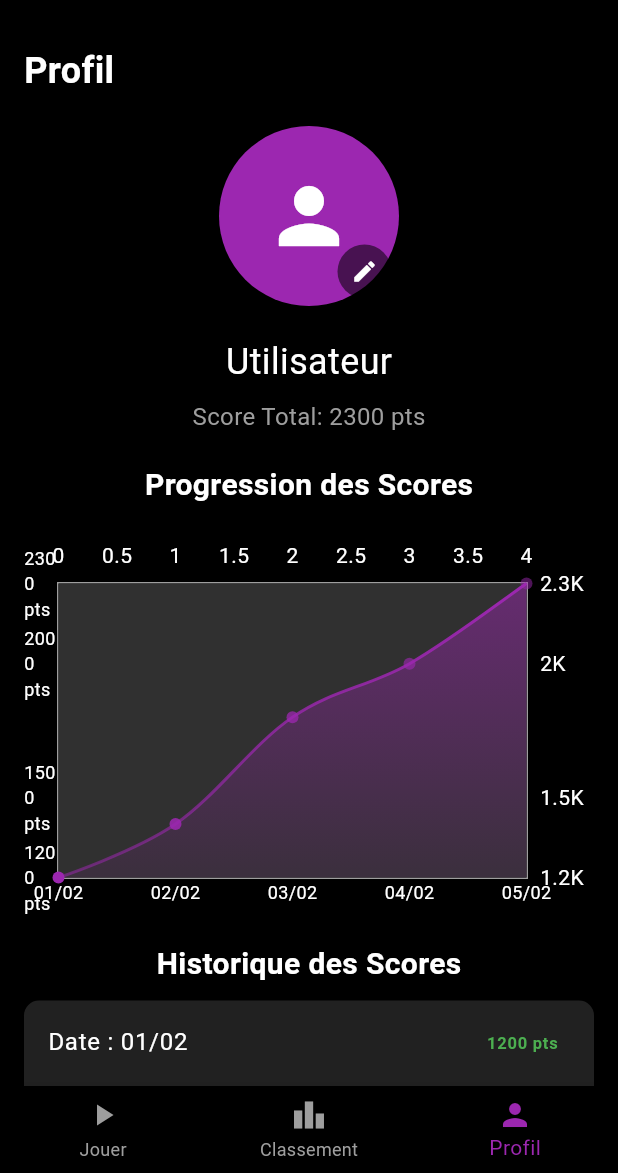
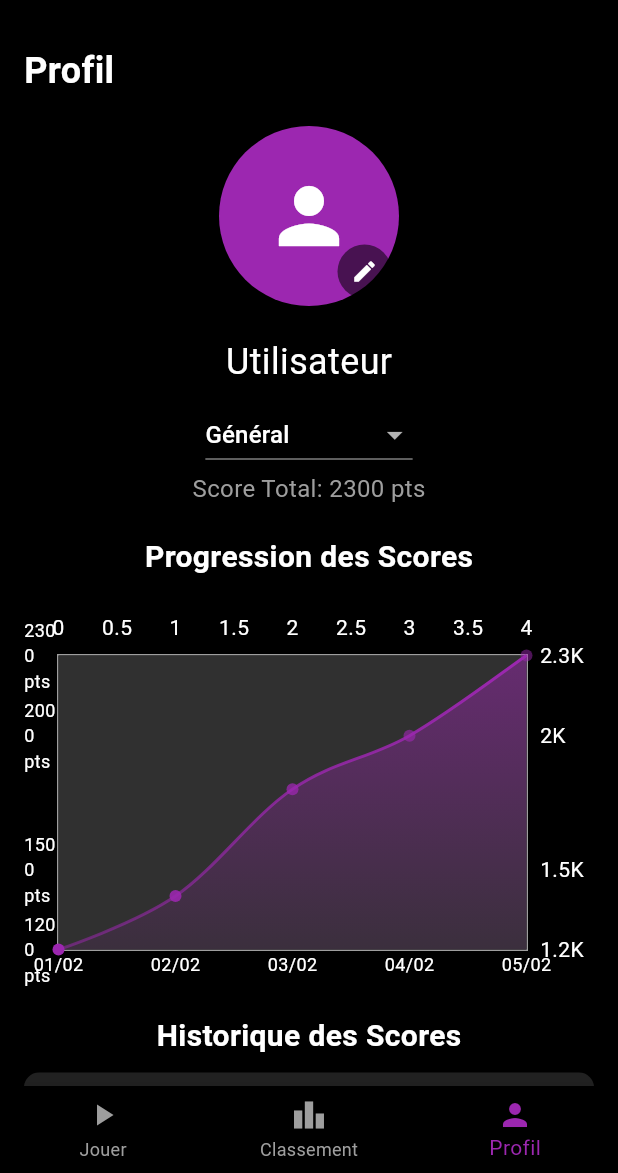
Before and after one commit to MachQuatre/Supa_Quiz, a Flutter app: the screen it shows after launch, item 3 of the bottom bar chosen, on a phone screen of 412 x 824 dp, the part 63-1236 px from its top. Run offline on Flutter 3.47's test engine with Material 3 defaults, Android fonts, the phone set to English and light mode, and no system bars; drawn by our look-alikes of fl_chart; our stand-ins replace file_picker.

Commit message:
[ADD Maj Score]

```diff
--- a/frontend/flutter/supa_quizz_app/lib/features/profile/screens/profile_screen.dart
+++ b/frontend/flutter/supa_quizz_app/lib/features/profile/screens/profile_screen.dart
@@ -12,14 +12,37 @@ class _ProfileScreenState extends State<ProfileScreen> {
   String userName = "Utilisateur";
   File? _profileImage;
 
-  // Simuler les scores précédents de l'utilisateur
-  final List<Map<String, dynamic>> previousScores = [
-    {"date": "01/02", "score": 1200},
-    {"date": "02/02", "score": 1400},
-    {"date": "03/02", "score": 1800},
-    {"date": "04/02", "score": 2000},
-    {"date": "05/02", "score": 2300},
-  ];
+  // Ajout de la sélection de thème
+  String selectedTheme = 'Général';
+  List<String> availableThemes = [
+    'Général',
+    'Mathématiques',
+    'Science',
+    'Histoire'
+  ]; // Exemple de thèmes
+
+  // Scores pour chaque thème
+  Map<String, List<Map<String, dynamic>>> scoresByTheme = {
+    'Général': [
+      {"date": "01/02", "score": 1200},
+      {"date": "02/02", "score": 1400},
+      {"date": "03/02", "score": 1800},
+      {"date": "04/02", "score": 2000},
+      {"date": "05/02", "score": 2300},
+    ],
+    'Mathématiques': [
+      {"date": "01/02", "score": 1000},
+      {"date": "02/02", "score": 1500},
+    ],
+    'Science': [
+      {"date": "01/02", "score": 1100},
+      {"date": "02/02", "score": 1150},
+    ],
+    'Histoire': [
+      {"date": "01/02", "score": 1050},
+      {"date": "02/02", "score": 1200},
+    ],
+  };
 
   void _editProfile() {
     TextEditingController nameController =
@@ -82,6 +105,7 @@ class _ProfileScreenState extends State<ProfileScreen> {
             ),
           ),
           const SizedBox(height: 20),
+          // Profile image and editing
           Stack(
             alignment: Alignment.center,
             children: [
@@ -98,7 +122,7 @@ class _ProfileScreenState extends State<ProfileScreen> {
                 bottom: 5,
                 right: 5,
                 child: GestureDetector(
-                  onTap: _editProfile,
+                  onTap: _pickImage,
                   child: CircleAvatar(
                     radius: 18,
                     backgroundColor: Colors.black54,
@@ -115,6 +139,21 @@ class _ProfileScreenState extends State<ProfileScreen> {
             style: const TextStyle(fontSize: 24, color: Colors.white),
           ),
           const SizedBox(height: 8),
+          DropdownButton<String>(
+            value: selectedTheme,
+            onChanged: (String? newValue) {
+              setState(() {
+                selectedTheme = newValue!;
+              });
+            },
+            items:
+                availableThemes.map<DropdownMenuItem<String>>((String value) {
+              return DropdownMenuItem<String>(
+                value: value,
+                child: Text(value),
+              );
+            }).toList(),
+          ),
           const Text(
             'Score Total: 2300 pts',
             style: TextStyle(fontSize: 16, color: Colors.grey),
@@ -129,8 +168,7 @@ class _ProfileScreenState extends State<ProfileScreen> {
             ),
           ),
           const SizedBox(height: 20),
-
-          // Graphique des scores
+          // Score graph
           SizedBox(
             height: 250,
             width: double.infinity,
@@ -158,13 +196,9 @@ class _ProfileScreenState extends State<ProfileScreen> {
                     sideTitles: SideTitles(
                       showTitles: true,
                       getTitlesWidget: (value, _) {
-                        final labels = [
-                          "01/02",
-                          "02/02",
-                          "03/02",
-                          "04/02",
-                          "05/02"
-                        ];
+                        final labels = scoresByTheme[selectedTheme]!
+                            .map((score) => score["date"].toString())
+                            .toList();
                         return Text(
                           labels[value.toInt() % labels.length],
                           style: const TextStyle(
@@ -177,7 +211,7 @@ class _ProfileScreenState extends State<ProfileScreen> {
                 ),
                 lineBarsData: [
                   LineChartBarData(
-                    spots: previousScores
+                    spots: scoresByTheme[selectedTheme]!
                         .asMap()
                         .entries
                         .map((entry) => FlSpot(entry.key.toDouble(),
@@ -206,7 +240,6 @@ class _ProfileScreenState extends State<ProfileScreen> {
               ),
             ),
           ),
-
           const SizedBox(height: 20),
           const Text(
             'Historique des Scores',
@@ -214,15 +247,14 @@ class _ProfileScreenState extends State<ProfileScreen> {
                 fontSize: 20, fontWeight: FontWeight.bold, color: Colors.white),
           ),
           const SizedBox(height: 10),
-
-          // Tableau des scores
+          // Score history table
           Container(
             decoration: BoxDecoration(
               color: Colors.grey[900],
               borderRadius: BorderRadius.circular(10),
             ),
             child: Column(
-              children: previousScores
+              children: scoresByTheme[selectedTheme]!
                   .map(
                     (entry) => ListTile(
                       title: Text(
@@ -239,7 +271,6 @@ class _ProfileScreenState extends State<ProfileScreen> {
                   .toList(),
             ),
           ),
-
           const SizedBox(height: 20),
           ElevatedButton(
             onPressed: _editProfile,
```
